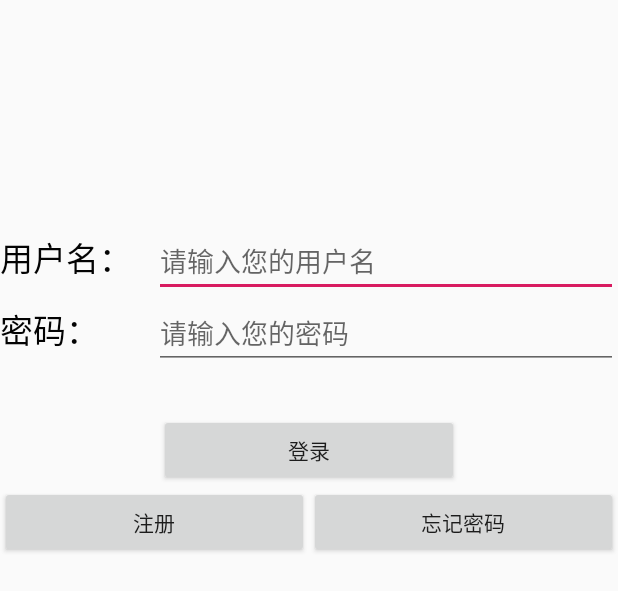
After one commit to je1lylee/passCET, an Android app: the layout activity_denglu.xml on its own in the app's theme, with its tools: preview values and no code run, on a phone screen of 412 x 824 dp. The commit adds this screen. Shown: the top 591 px of the screen. Run offline under Robolectric (Android 15) with nearby library versions, the phone set to English and light mode, and no system bars.

Commit message:
修改Activity名字

```diff
--- a/app/src/main/java/top/linxixiangxin/passcet/Main2Activity.java
+++ b/app/src/main/java/top/linxixiangxin/passcet/ZhuceActivity.java
@@ -3,11 +3,11 @@ package top.linxixiangxin.passcet;
 import android.support.v7.app.AppCompatActivity;
 import android.os.Bundle;
 
-public class Main2Activity extends AppCompatActivity {
+public class ZhuceActivity extends AppCompatActivity {
 
     @Override
     protected void onCreate(Bundle savedInstanceState) {
         super.onCreate(savedInstanceState);
-        setContentView(R.layout.activity_main2);
+        setContentView(R.layout.activity_zhuce);
     }
 }
--- /dev/null
+++ b/app/src/main/res/layout/activity_denglu.xml
@@ -0,0 +1,98 @@
+<?xml version="1.0" encoding="utf-8"?>
+<RelativeLayout xmlns:android="http://schemas.android.com/apk/res/android"
+    xmlns:app="http://schemas.android.com/apk/res-auto"
+    xmlns:tools="http://schemas.android.com/tools"
+    android:layout_width="match_parent"
+    android:layout_height="match_parent"
+    tools:context=".DengluActivity"
+    android:orientation="horizontal"
+    >
+
+    <LinearLayout
+        android:id="@+id/a1"
+        android:layout_width="match_parent"
+        android:layout_height="wrap_content"
+        android:orientation="horizontal"
+        android:layout_marginTop="150dp">
+        <!--输入框-->
+        <TextView
+            android:layout_width="0dp"
+            android:layout_weight="1"
+            android:layout_height="wrap_content"
+            android:id="@+id/tx1"
+            android:text="用户名："
+            android:textSize="22sp"
+            android:textColor="#030303"
+
+            />
+        <EditText
+            android:id="@+id/username"
+            android:layout_weight="3"
+            android:layout_height="wrap_content"
+            android:inputType="textPersonName"
+            android:ems="10"
+            android:layout_width="0dp"
+            android:singleLine="true"
+            android:hint="请输入您的用户名"
+            />
+    </LinearLayout>
+    <LinearLayout
+        android:id="@+id/a2"
+        android:layout_below="@+id/a1"
+        android:layout_width="match_parent"
+        android:layout_height="wrap_content">
+        <!--输入框-->
+        <TextView
+            android:id="@+id/m1"
+            android:layout_width="0dp"
+            android:layout_height="wrap_content"
+            android:layout_weight="1"
+            android:text="密码："
+            android:textSize="22sp"
+            android:textColor="#030303"/>
+        <EditText
+            android:id="@+id/password"
+            android:layout_below="@id/a1"
+            android:layout_height="wrap_content"
+            android:layout_width="0dp"
+            android:layout_weight="3"
+            android:inputType="number"
+            android:hint="请输入您的密码"
+            android:singleLine="true"
+            android:ems="10"/>
+    </LinearLayout>
+
+    <Button
+        android:id="@+id/login"
+        android:layout_width="200dp"
+        android:layout_height="wrap_content"
+        android:layout_below="@+id/a2"
+        android:layout_centerHorizontal="true"
+        android:layout_marginTop="30dp"
+        android:gravity="center"
+        android:text="登录"/>
+
+    <LinearLayout
+        android:layout_below="@+id/login"
+        android:layout_width="match_parent"
+        android:layout_height="wrap_content"
+        android:orientation="horizontal">
+
+        <Button
+            android:id="@+id/register"
+            android:layout_width="wrap_content"
+            android:layout_height="wrap_content"
+            android:layout_weight="1"
+            android:text="注册"
+            />
+        <Button
+            android:id="@+id/Forgot"
+            android:layout_weight="1"
+            android:layout_width="wrap_content"
+            android:layout_height="wrap_content"
+            android:text="忘记密码"/>
+
+    </LinearLayout>
+
+
+</RelativeLayout>
--- a/app/src/main/res/layout/activity_main2.xml
+++ b/app/src/main/res/layout/activity_zhuce.xml
@@ -4,6 +4,6 @@
     xmlns:tools="http://schemas.android.com/tools"
     android:layout_width="match_parent"
     android:layout_height="match_parent"
-    tools:context="top.linxixiangxin.passcet.Main2Activity">
+    tools:context="top.linxixiangxin.passcet.ZhuceActivity">
 
 </android.support.constraint.ConstraintLayout>
```
Also changed, not shown: app/src/main/java/top/linxixiangxin/passcet/DengluActivity.java (renamed from app/src/main/java/top/linxixiangxin/passcet/MainActivity.java, +9 -6 lines), app/src/main/res/layout/activity_main.xml (deleted, +0 -26 lines).
